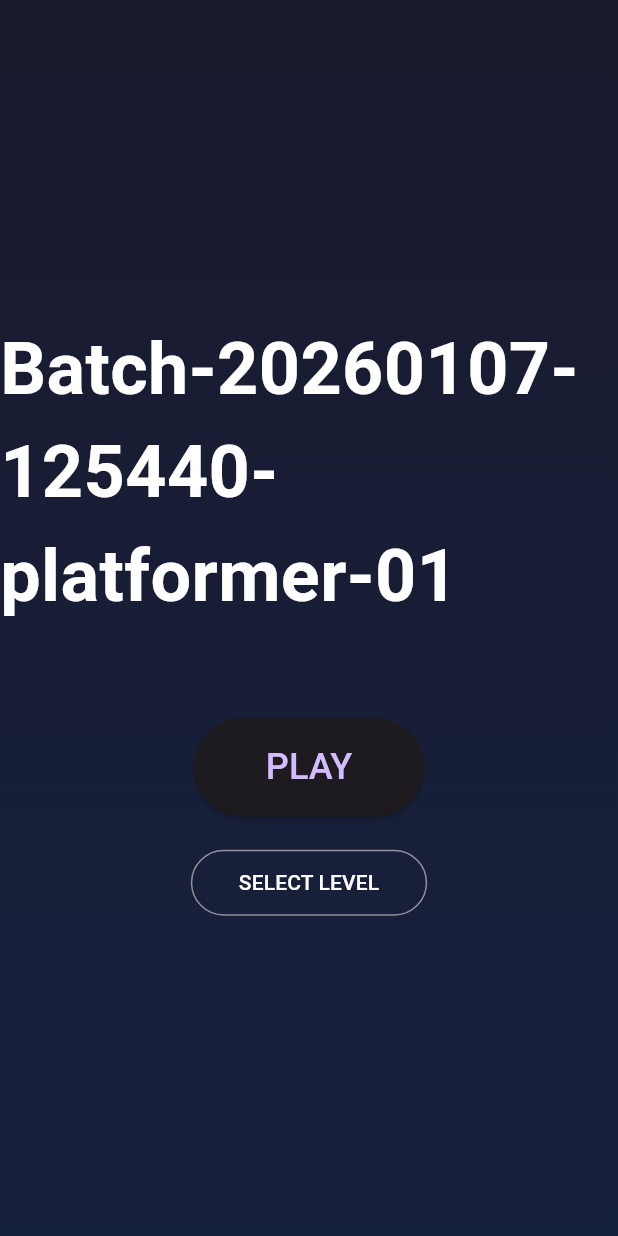
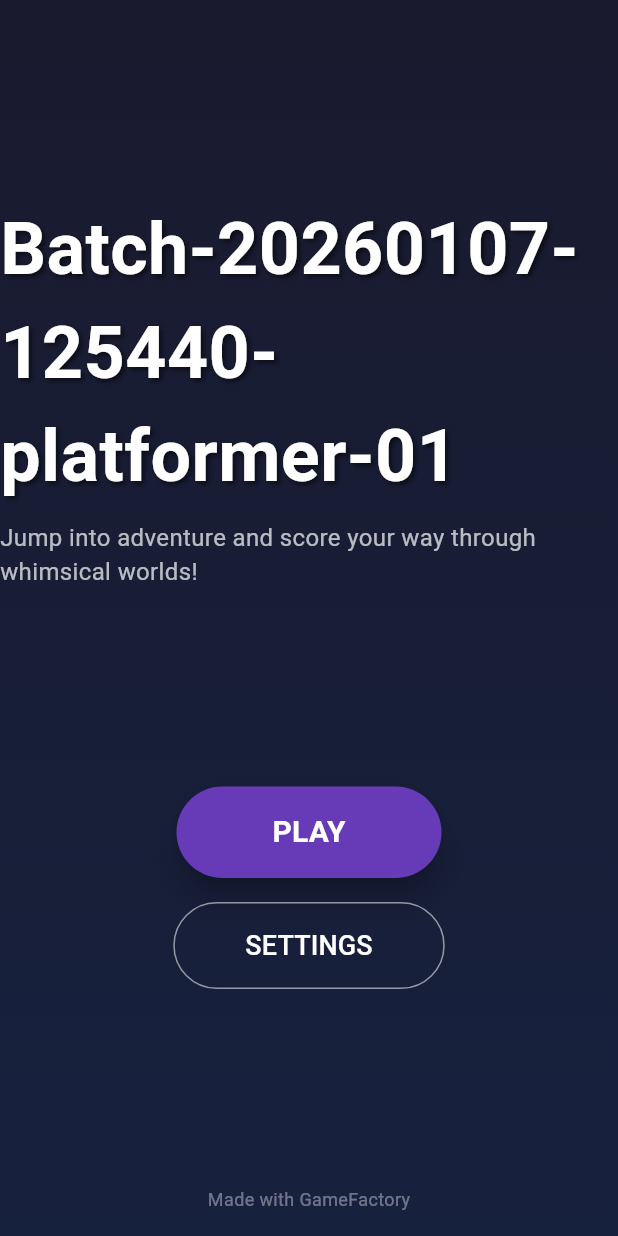
Before and after one commit to RoniAbravaya/gamefactory-game-dafd557a-001, a Flutter app: the MenuScreen screen opened directly, on a phone screen of 412 x 824 dp. Run offline on Flutter 3.47's test engine with Material 3 defaults, Android fonts, the light colour scheme and no system bars; our stand-ins replace equatable, firebase_analytics, firebase_core, google_mobile_ads, shared_preferences; missing offline and left inert: flame, flame_audio; accounts and stored records are empty; statements that could not run were skipped.

Commit message:
Step 8: Add vertical slice with polished UI

```diff
--- a/lib/ui/screens/menu_screen.dart
+++ b/lib/ui/screens/menu_screen.dart
@@ -1,10 +1,39 @@
 import 'package:flutter/material.dart';
+import '../../services/audio_service.dart';
 import 'game_screen.dart';
-import 'level_select_screen.dart';
+import 'settings_screen.dart';
 
-/// Main menu screen
-class MenuScreen extends StatelessWidget {
+class MenuScreen extends StatefulWidget {
   const MenuScreen({super.key});
+
+  @override
+  State<MenuScreen> createState() => _MenuScreenState();
+}
+
+class _MenuScreenState extends State<MenuScreen> with SingleTickerProviderStateMixin {
+  late AnimationController _controller;
+  late Animation<double> _fadeAnimation;
+
+  @override
+  void initState() {
+    super.initState();
+    _controller = AnimationController(
+      duration: const Duration(milliseconds: 1500),
+      vsync: this,
+    );
+    _fadeAnimation = Tween<double>(begin: 0, end: 1).animate(
+      CurvedAnimation(parent: _controller, curve: Curves.easeIn),
+    );
+    _controller.forward();
+
+    AudioService().playMusic('menu');
+  }
+
+  @override
+  void dispose() {
+    _controller.dispose();
+    super.dispose();
+  }
 
   @override
   Widget build(BuildContext context) {
@@ -18,45 +47,64 @@ class MenuScreen extends StatelessWidget {
           ),
         ),
         child: SafeArea(
-          child: Center(
+          child: FadeTransition(
+            opacity: _fadeAnimation,
             child: Column(
               mainAxisAlignment: MainAxisAlignment.center,
               children: [
-                const Text(
+                const Spacer(),
+                Text(
                   'Batch-20260107-125440-platformer-01',
-                  style: TextStyle(
+                  style: const TextStyle(
                     color: Colors.white,
                     fontSize: 48,
                     fontWeight: FontWeight.bold,
+                    shadows: [
+                      Shadow(
+                        color: Colors.black54,
+                        offset: Offset(2, 2),
+                        blurRadius: 4,
+                      ),
+                    ],
                   ),
                 ),
-                const SizedBox(height: 60),
-                ElevatedButton(
+                const SizedBox(height: 8),
+                Text(
+                  'Jump into adventure and score your way through whimsical worlds!',
+                  style: const TextStyle(
+                    color: Colors.white70,
+                    fontSize: 16,
+                  ),
+                ),
+                const Spacer(),
+                _MenuButton(
+                  text: 'PLAY',
                   onPressed: () {
+                    AudioService().playSound('button');
                     Navigator.push(
                       context,
                       MaterialPageRoute(builder: (_) => const GameScreen()),
                     );
                   },
-                  style: ElevatedButton.styleFrom(
-                    padding: const EdgeInsets.symmetric(horizontal: 48, vertical: 16),
-                  ),
-                  child: const Text('PLAY', style: TextStyle(fontSize: 24)),
                 ),
-                const SizedBox(height: 20),
-                OutlinedButton(
+                const SizedBox(height: 16),
+                _MenuButton(
+                  text: 'SETTINGS',
+                  outlined: true,
                   onPressed: () {
+                    AudioService().playSound('button');
                     Navigator.push(
                       context,
-                      MaterialPageRoute(builder: (_) => const LevelSelectScreen()),
+                      MaterialPageRoute(builder: (_) => const SettingsScreen()),
                     );
                   },
-                  style: OutlinedButton.styleFrom(
-                    foregroundColor: Colors.white,
-                    padding: const EdgeInsets.symmetric(horizontal: 32, vertical: 12),
-                  ),
-                  child: const Text('SELECT LEVEL'),
                 ),
+                const Spacer(),
+                const Text(
+                  'Made with GameFactory',
+                  style: TextStyle(color: Colors.white38, fontSize: 12),
+                ),
+                const SizedBox(height: 16),
               ],
             ),
           ),
@@ -65,3 +113,41 @@ class MenuScreen extends StatelessWidget {
     );
   }
 }
+
+class _MenuButton extends StatelessWidget {
+  final String text;
+  final VoidCallback onPressed;
+  final bool outlined;
+
+  const _MenuButton({
+    required this.text,
+    required this.onPressed,
+    this.outlined = false,
+  });
+
+  @override
+  Widget build(BuildContext context) {
+    if (outlined) {
+      return OutlinedButton(
+        onPressed: onPressed,
+        style: OutlinedButton.styleFrom(
+          foregroundColor: Colors.white,
+          side: const BorderSide(color: Colors.white54),
+          padding: const EdgeInsets.symmetric(horizontal: 48, vertical: 16),
+        ),
+        child: Text(text, style: const TextStyle(fontSize: 18)),
+      );
+    }
+
+    return ElevatedButton(
+      onPressed: onPressed,
+      style: ElevatedButton.styleFrom(
+        backgroundColor: Colors.deepPurple,
+        foregroundColor: Colors.white,
+        padding: const EdgeInsets.symmetric(horizontal: 64, vertical: 16),
+        elevation: 8,
+      ),
+      child: Text(text, style: const TextStyle(fontSize: 20, fontWeight: FontWeight.bold)),
+    );
+  }
+}
```
Also changed, not shown: lib/services/asset_loader.dart (added, +30 -0 lines), lib/services/audio_service.dart (added, +74 -0 lines), lib/ui/overlays/game_over.dart (added, +63 -0 lines), lib/ui/overlays/hud_overlay.dart (added, +73 -0 lines), lib/ui/overlays/level_complete.dart (added, +116 -0 lines), lib/ui/overlays/pause_menu.dart (added, +69 -0 lines), lib/ui/screens/game_screen.dart (+46 -19 lines), lib/ui/screens/settings_screen.dart (added, +128 -0 lines), 1 other file.
